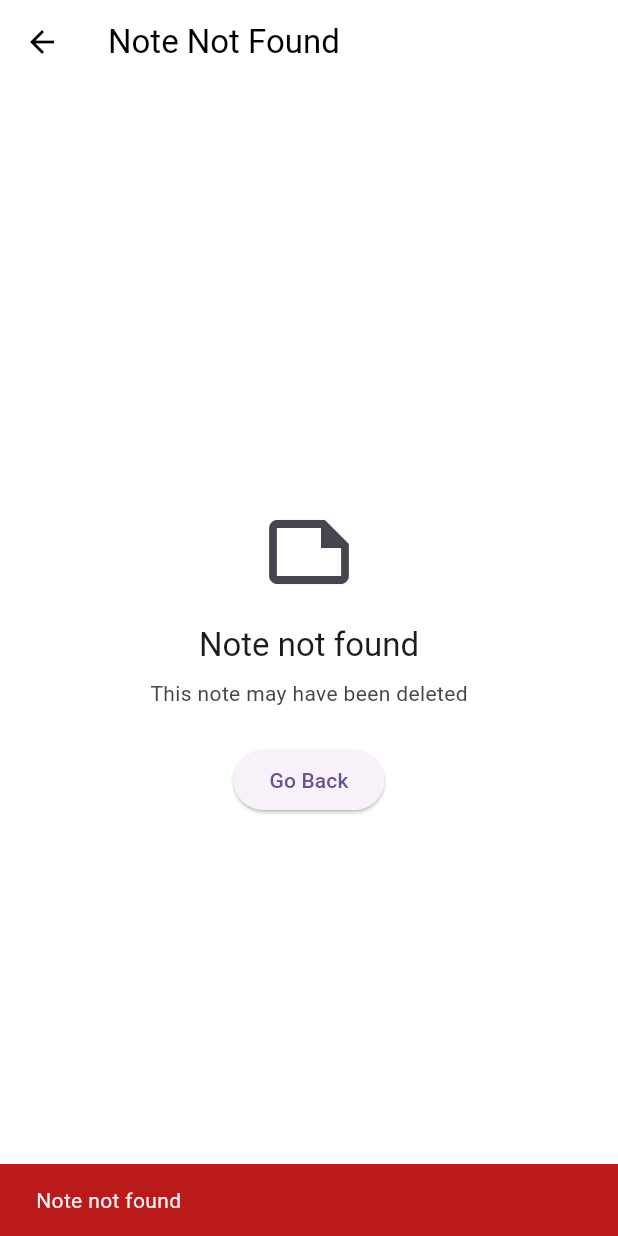
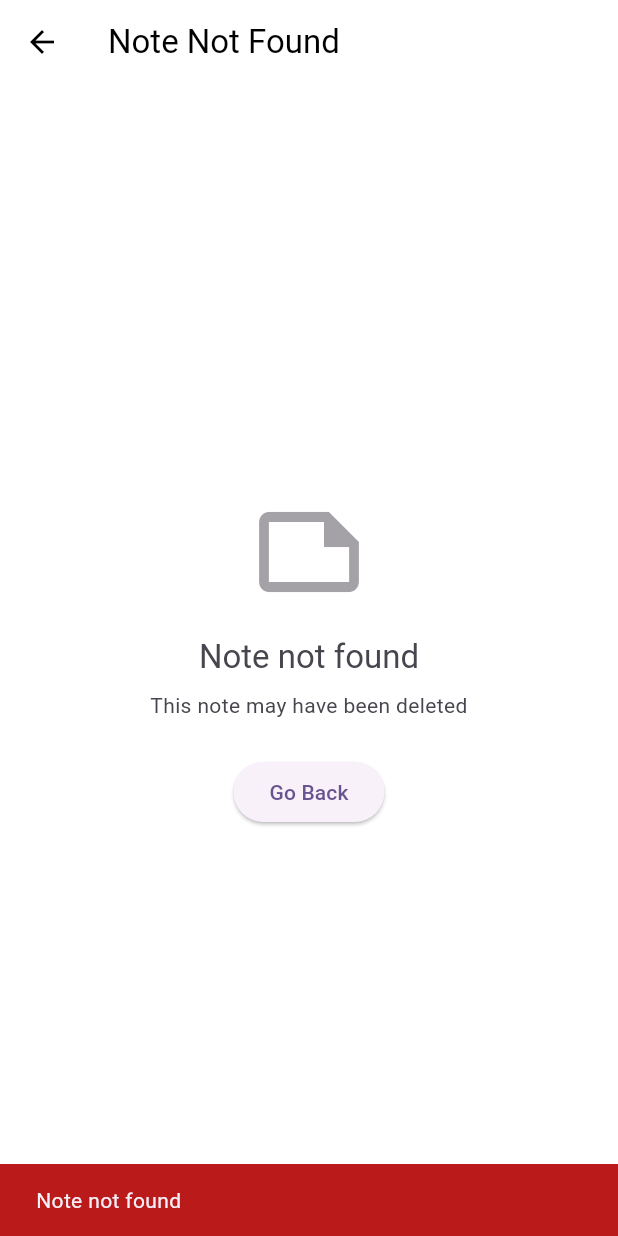
Before and after one commit to MOQ2/note_taking_app, a Flutter app: the NoteDetailScreen screen opened directly with empty values, on a phone screen of 412 x 824 dp. Run offline on Flutter 3.47's test engine with Material 3 defaults, Android fonts, the phone set to English and light mode, and no system bars; our stand-ins replace equatable, file_picker, firebase_core, flutter_bloc, isar, shared_preferences; missing offline and left inert: flutter_quill; accounts and stored records are empty; generated files the repository leaves out were written again.

Commit message:
feat: refactor NoteDetailScreen to use utilities for date formatting and category colors, and replace error state with EmptyStateWidget

```diff
--- a/lib/screens/note_detail/note_detail_screen.dart
+++ b/lib/screens/note_detail/note_detail_screen.dart
@@ -7,6 +7,9 @@ import 'package:flutter_quill/flutter_quill.dart';
 import '../../cubits/notes_bloc.dart';
 import '../../cubits/notes_event.dart';
 import '../../cubits/notes_state.dart';
+import '../../utils/category_colors.dart';
+import '../../utils/date_formatter.dart';
+import '../../widgets/empty_state_widget.dart';
 import '../editor/note_editor_screen.dart';
 
 class NoteDetailScreen extends StatefulWidget {
@@ -59,38 +62,6 @@ class _NoteDetailScreenState extends State<NoteDetailScreen> {
     }
   }
 
-  String _formatDate(DateTime date) {
-    final months = ['Jan', 'Feb', 'Mar', 'Apr', 'May', 'Jun', 'Jul', 'Aug', 'Sep', 'Oct', 'Nov', 'Dec'];
-    final month = months[date.month - 1];
-    final day = date.day.toString().padLeft(2, '0');
-    final year = date.year;
-    final hour = date.hour.toString().padLeft(2, '0');
-    final minute = date.minute.toString().padLeft(2, '0');
-    return '$month $day, $year - $hour:$minute';
-  }
-
-  Color _getCategoryColor(String category) {
-    final key = category.toLowerCase();
-    switch (key) {
-      case 'work':
-        return Colors.orange;
-      case 'personal':
-        return Colors.green;
-      case 'ideas':
-        return Colors.indigo;
-      case 'study':
-        return Colors.blue;
-      case 'health':
-        return Colors.redAccent;
-      case 'travel':
-        return Colors.teal;
-      case 'finance':
-        return Colors.deepPurple;
-      default:
-        return Theme.of(context).colorScheme.primary;
-    }
-  }
-
   @override
   Widget build(BuildContext context) {
     final theme = Theme.of(context);
@@ -137,33 +108,13 @@ class _NoteDetailScreenState extends State<NoteDetailScreen> {
             appBar: AppBar(
               title: const Text('Note Not Found'),
             ),
-            body: Center(
-              child: Column(
-                mainAxisAlignment: MainAxisAlignment.center,
-                children: [
-                  Icon(
-                    Icons.note_outlined,
-                    size: 64,
-                    color: theme.colorScheme.onSurfaceVariant,
-                  ),
-                  const SizedBox(height: 16),
-                  Text(
-                    'Note not found',
-                    style: theme.textTheme.titleLarge,
-                  ),
-                  const SizedBox(height: 8),
-                  Text(
-                    'This note may have been deleted',
-                    style: theme.textTheme.bodyMedium?.copyWith(
-                      color: theme.colorScheme.onSurfaceVariant,
-                    ),
-                  ),
-                  const SizedBox(height: 24),
-                  ElevatedButton(
-                    onPressed: () => Navigator.pop(context),
-                    child: const Text('Go Back'),
-                  ),
-                ],
+            body: EmptyStateWidget(
+              icon: Icons.note_outlined,
+              title: 'Note not found',
+              subtitle: 'This note may have been deleted',
+              actionButton: ElevatedButton(
+                onPressed: () => Navigator.pop(context, _noteWasModified),
+                child: const Text('Go Back'),
               ),
             ),
           );
@@ -249,12 +200,12 @@ class _NoteDetailScreenState extends State<NoteDetailScreen> {
                         avatar: Icon(
                           Icons.folder_outlined,
                           size: 16,
-                          color: _getCategoryColor(note.category),
+                          color: CategoryColors.getCategoryColor(note.category, context),
                         ),
                         label: Text(note.category),
-                        backgroundColor: _getCategoryColor(note.category).withOpacity(0.1),
+                        backgroundColor: CategoryColors.getCategoryColor(note.category, context).withOpacity(0.1),
                         side: BorderSide(
-                          color: _getCategoryColor(note.category).withOpacity(0.3),
+                          color: CategoryColors.getCategoryColor(note.category, context).withOpacity(0.3),
                         ),
                       ),
 
@@ -307,7 +258,7 @@ class _NoteDetailScreenState extends State<NoteDetailScreen> {
                       ),
                       const SizedBox(width: 8),
                       Text(
-                        'Created: ${_formatDate(note.createdAt)}',
+                        'Created: ${DateFormatter.formatDetailed(note.createdAt)}',
                         style: theme.textTheme.bodySmall?.copyWith(
                           color: theme.colorScheme.onSurfaceVariant,
                         ),
@@ -324,7 +275,7 @@ class _NoteDetailScreenState extends State<NoteDetailScreen> {
                       ),
                       const SizedBox(width: 8),
                       Text(
-                        'Updated: ${_formatDate(note.updatedAt)}',
+                        'Updated: ${DateFormatter.formatDetailed(note.updatedAt)}',
                         style: theme.textTheme.bodySmall?.copyWith(
                           color: theme.colorScheme.onSurfaceVariant,
                         ),
```
